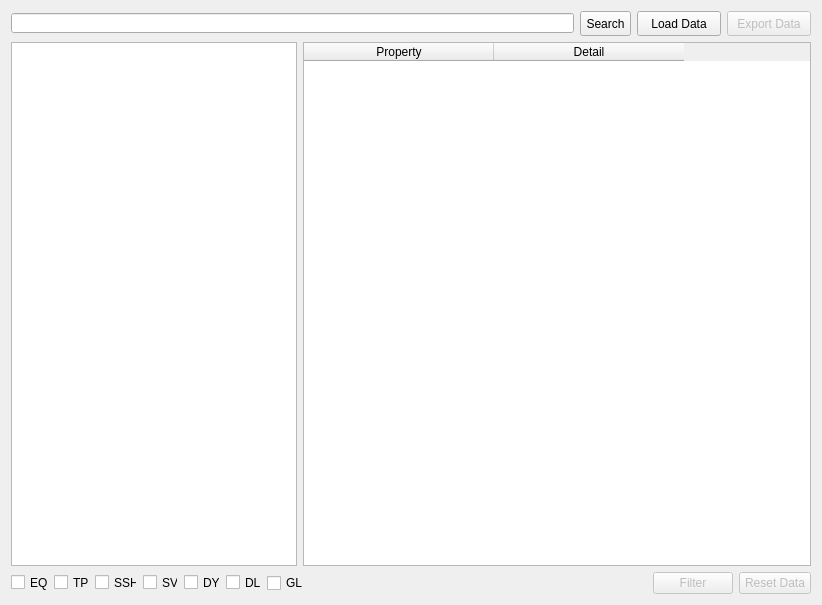
The window that Gui/Gui.ui (Mohamedkrs/ForschungPraktikum) describes before a commit, drawn with Qt 5.
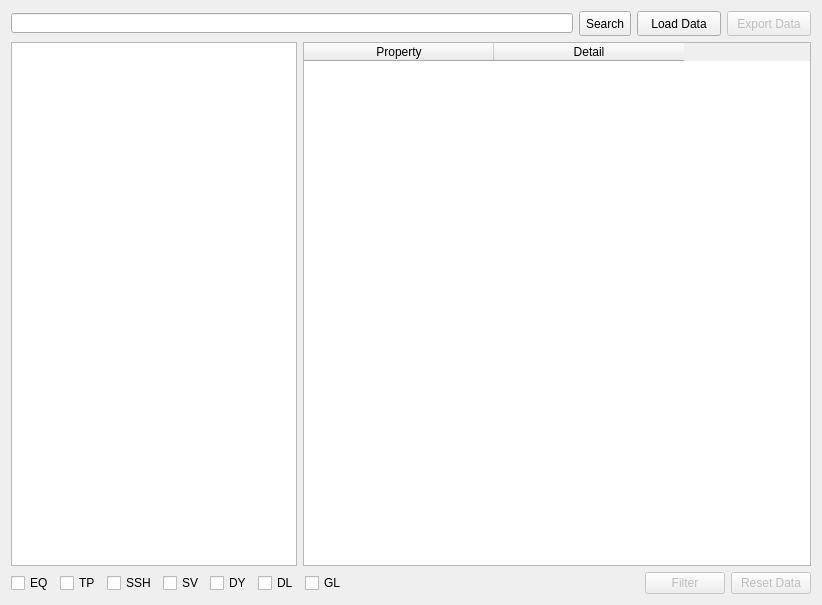
The same window after the commit.

Patch:
```diff
--- a/Gui/Gui.ui
+++ b/Gui/Gui.ui
@@ -46,12 +46,6 @@
          <height>25</height>
         </size>
        </property>
-       <property name="maximumSize">
-        <size>
-         <width>51</width>
-         <height>25</height>
-        </size>
-       </property>
        <property name="text">
         <string>Search</string>
        </property>
@@ -193,12 +187,6 @@
       <layout class="QHBoxLayout" name="horizontalLayout">
        <item>
         <widget class="QCheckBox" name="eqCheckNox">
-         <property name="maximumSize">
-          <size>
-           <width>37</width>
-           <height>17</height>
-          </size>
-         </property>
          <property name="text">
           <string>EQ</string>
          </property>
@@ -209,12 +197,6 @@
        </item>
        <item>
         <widget class="QCheckBox" name="tpCheckBox">
-         <property name="maximumSize">
-          <size>
-           <width>35</width>
-           <height>17</height>
-          </size>
-         </property>
          <property name="text">
           <string>TP</string>
          </property>
@@ -225,12 +207,6 @@
        </item>
        <item>
         <widget class="QCheckBox" name="sshCheckBox">
-         <property name="maximumSize">
-          <size>
-           <width>42</width>
-           <height>17</height>
-          </size>
-         </property>
          <property name="text">
           <string>SSH</string>
          </property>
@@ -241,12 +217,6 @@
        </item>
        <item>
         <widget class="QCheckBox" name="svCheckBox">
-         <property name="maximumSize">
-          <size>
-           <width>35</width>
-           <height>17</height>
-          </size>
-         </property>
          <property name="text">
           <string>SV</string>
          </property>
@@ -257,12 +227,6 @@
        </item>
        <item>
         <widget class="QCheckBox" name="dyCheckBox">
-         <property name="maximumSize">
-          <size>
-           <width>36</width>
-           <height>17</height>
-          </size>
-         </property>
          <property name="text">
           <string>DY</string>
          </property>
@@ -273,12 +237,6 @@
        </item>
        <item>
         <widget class="QCheckBox" name="dlCheckBox">
-         <property name="maximumSize">
-          <size>
-           <width>35</width>
-           <height>17</height>
-          </size>
-         </property>
          <property name="text">
           <string>DL</string>
          </property>
@@ -324,12 +282,6 @@
        <property name="enabled">
         <bool>false</bool>
        </property>
-       <property name="maximumSize">
-        <size>
-         <width>72</width>
-         <height>23</height>
-        </size>
-       </property>
        <property name="text">
         <string>Reset Data</string>
        </property>
```
Left out of the diff: 18 changed lines with no effect on the pictures.
